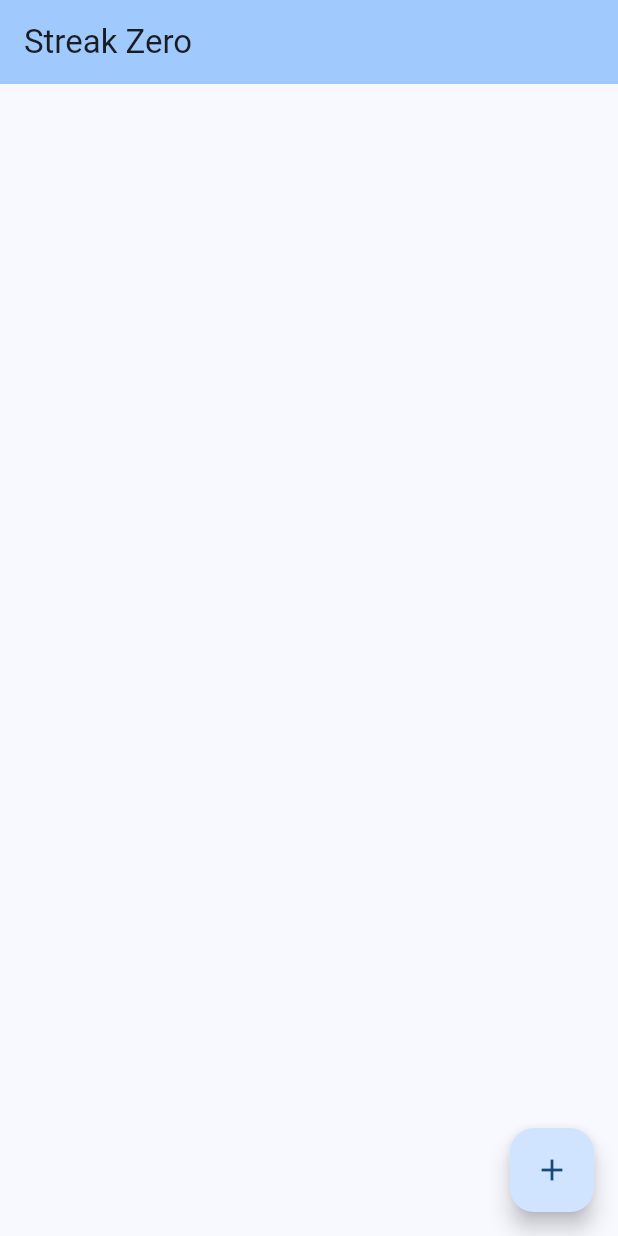
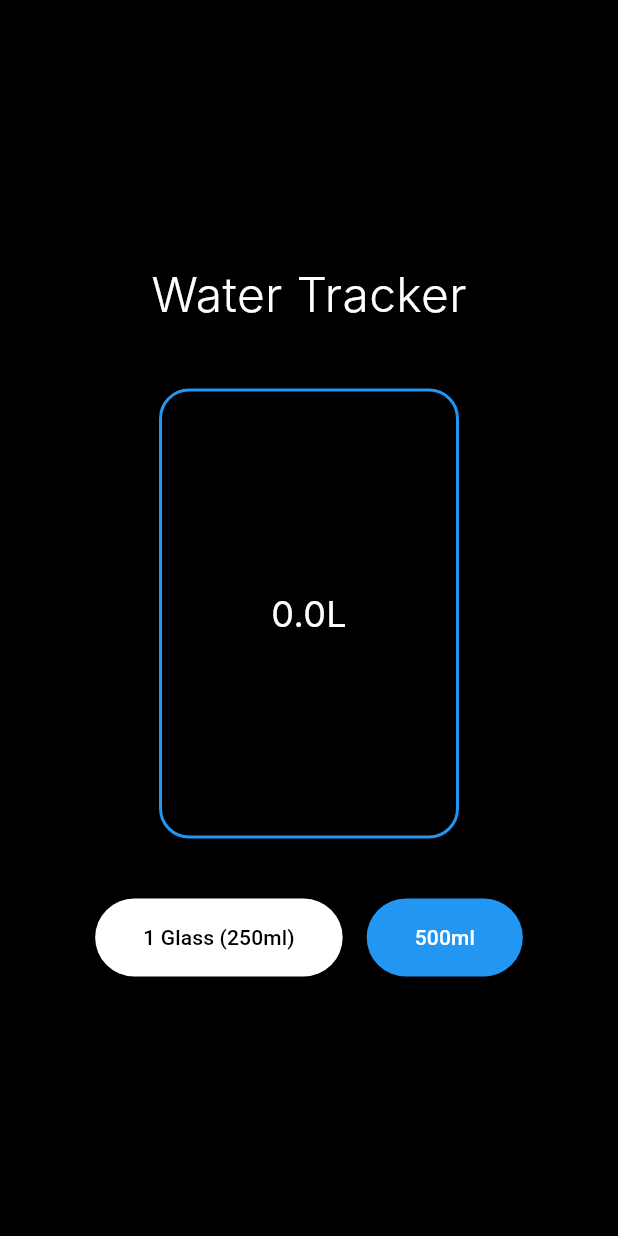
Before and after one commit to AyushZero/StreakZero, a Flutter app: the screen it shows after launch, on a phone screen of 412 x 824 dp. Run offline on Flutter 3.47's test engine with Material 3 defaults, Android fonts, the phone set to English and light mode, and no system bars; our stand-ins replace shared_preferences; Roboto replaces fonts that are missing (Inter).

Commit message:
Remodel 1.

```diff
--- a/lib/main.dart
+++ b/lib/main.dart
@@ -1,90 +1,8 @@
 import 'package:flutter/material.dart';
-import 'package:provider/provider.dart';
 import 'package:shared_preferences/shared_preferences.dart';
 
 void main() {
-  runApp(
-    ChangeNotifierProvider(
-      create: (_) => StreakProvider(),
-      child: const MyApp(),
-    ),
-  );
-}
-
-class StreakProvider extends ChangeNotifier {
-  final List<Streak> _streaks = [];
-  late SharedPreferences _prefs;
-
-  List<Streak> get streaks => _streaks;
-
-  Future<void> init() async {
-    _prefs = await SharedPreferences.getInstance();
-    _loadStreaks();
-  }
-
-  void _loadStreaks() {
-    final streakData = _prefs.getStringList('streaks') ?? [];
-    _streaks.clear();
-    for (final data in streakData) {
-      _streaks.add(Streak.fromJson(data));
-    }
-    notifyListeners();
-  }
-
-  void addStreak(String name, double target) {
-    _streaks.add(Streak(name: name, target: target));
-    _saveStreaks();
-    notifyListeners();
-  }
-
-  void updateProgress(int index, double progress) {
-    if (index >= 0 && index < _streaks.length) {
-      _streaks[index].updateProgress(progress);
-      _saveStreaks();
-      notifyListeners();
-    }
-  }
-
-  void _saveStreaks() {
-    final streakData = _streaks.map((s) => s.toJson()).toList();
-    _prefs.setStringList('streaks', streakData);
-  }
-}
-
-class Streak {
-  final String name;
-  final double target;
-  double currentProgress;
-  final List<bool> monthlyStreak;
-
-  Streak({
-    required this.name,
-    required this.target,
-    this.currentProgress = 0,
-    List<bool>? monthlyStreak,
-  }) : monthlyStreak = monthlyStreak ?? List.filled(31, false);
-
-  void updateProgress(double progress) {
-    currentProgress = progress;
-    final today = DateTime.now().day - 1;
-    if (today >= 0 && today < 31) {
-      monthlyStreak[today] = progress >= target;
-    }
-  }
-
-  String toJson() {
-    return '$name|$target|$currentProgress|${monthlyStreak.join(',')}';
-  }
-
-  factory Streak.fromJson(String json) {
-    final parts = json.split('|');
-    return Streak(
-      name: parts[0],
-      target: double.parse(parts[1]),
-      currentProgress: double.parse(parts[2]),
-      monthlyStreak: parts[3].split(',').map((e) => e == 'true').toList(),
-    );
-  }
+  runApp(const MyApp());
 }
 
 class MyApp extends StatelessWidget {
@@ -93,9 +11,14 @@ class MyApp extends StatelessWidget {
   @override
   Widget build(BuildContext context) {
     return MaterialApp(
-      title: 'Streak Zero',
+      title: 'Water Tracker',
       theme: ThemeData(
-        colorScheme: ColorScheme.fromSeed(seedColor: Colors.blue),
+        scaffoldBackgroundColor: Colors.black,
+        textTheme: const TextTheme(
+          bodyLarge: TextStyle(color: Colors.white, fontFamily: 'Inter'),
+          bodyMedium: TextStyle(color: Colors.white, fontFamily: 'Inter'),
+          titleLarge: TextStyle(color: Colors.white, fontFamily: 'Inter'),
+        ),
         useMaterial3: true,
       ),
       home: const HomePage(),
@@ -111,174 +34,122 @@ class HomePage extends StatefulWidget {
 }
 
 class _HomePageState extends State<HomePage> {
+  double _currentWater = 0;
+  static const double _dailyGoal = 3000; // 3L in ml
+  late SharedPreferences _prefs;
+
   @override
   void initState() {
     super.initState();
-    Provider.of<StreakProvider>(context, listen: false).init();
+    _loadWaterData();
+  }
+
+  Future<void> _loadWaterData() async {
+    _prefs = await SharedPreferences.getInstance();
+    setState(() {
+      _currentWater = _prefs.getDouble('water') ?? 0;
+    });
+  }
+
+  Future<void> _addWater(double amount) async {
+    setState(() {
+      _currentWater = (_currentWater + amount).clamp(0, _dailyGoal);
+    });
+    await _prefs.setDouble('water', _currentWater);
   }
 
   @override
   Widget build(BuildContext context) {
     return Scaffold(
-      appBar: AppBar(
-        title: const Text('Streak Zero'),
-        backgroundColor: Theme.of(context).colorScheme.inversePrimary,
+      body: SafeArea(
+        child: Padding(
+          padding: const EdgeInsets.all(24.0),
+          child: Column(
+            mainAxisAlignment: MainAxisAlignment.center,
+            children: [
+              const Text(
+                'Water Tracker',
+                style: TextStyle(
+                  fontSize: 32,
+                  fontWeight: FontWeight.w300,
                 ),
-      body: Consumer<StreakProvider>(
-        builder: (context, provider, child) {
-          return ListView.builder(
-            padding: const EdgeInsets.all(16),
-            itemCount: provider.streaks.length,
-            itemBuilder: (context, index) {
-              final streak = provider.streaks[index];
-              return StreakCard(streak: streak, index: index);
-            },
-          );
-        },
               ),
-      floatingActionButton: FloatingActionButton(
-        onPressed: () => _showAddStreakDialog(context),
-        child: const Icon(Icons.add),
+              const SizedBox(height: 40),
+              // Water cup visualization
+              Container(
+                width: 200,
+                height: 300,
+                decoration: BoxDecoration(
+                  border: Border.all(color: Colors.blue, width: 2),
+                  borderRadius: BorderRadius.circular(20),
                 ),
-    );
-  }
-
-  void _showAddStreakDialog(BuildContext context) {
-    final nameController = TextEditingController();
-    final targetController = TextEditingController();
-
-    showDialog(
-      context: context,
-      builder: (context) => AlertDialog(
-        title: const Text('Add New Streak'),
-        content: Column(
-          mainAxisSize: MainAxisSize.min,
+                child: Stack(
                   children: [
-            TextField(
-              controller: nameController,
-              decoration: const InputDecoration(labelText: 'Name'),
+                    // Water level
+                    Positioned(
+                      bottom: 0,
+                      left: 0,
+                      right: 0,
+                      child: Container(
+                        height: 300 * (_currentWater / _dailyGoal),
+                        decoration: BoxDecoration(
+                          color: Colors.blue.withOpacity(0.5),
+                          borderRadius: const BorderRadius.only(
+                            bottomLeft: Radius.circular(18),
+                            bottomRight: Radius.circular(18),
                           ),
-            TextField(
-              controller: targetController,
-              decoration: const InputDecoration(labelText: 'Daily Target'),
-              keyboardType: TextInputType.number,
+                        ),
+                      ),
+                    ),
+                    // Water level text
+                    Center(
+                      child: Text(
+                        '${(_currentWater / 1000).toStringAsFixed(1)}L',
+                        style: const TextStyle(
+                          fontSize: 24,
+                          color: Colors.white,
+                        ),
+                      ),
                     ),
                   ],
                 ),
-        actions: [
-          TextButton(
-            onPressed: () => Navigator.pop(context),
-            child: const Text('Cancel'),
               ),
-          TextButton(
-            onPressed: () {
-              if (nameController.text.isNotEmpty && targetController.text.isNotEmpty) {
-                Provider.of<StreakProvider>(context, listen: false).addStreak(
-                  nameController.text,
-                  double.parse(targetController.text),
-                );
-                Navigator.pop(context);
-              }
-            },
-            child: const Text('Add'),
+              const SizedBox(height: 40),
+              // Water intake buttons
+              Row(
+                mainAxisAlignment: MainAxisAlignment.center,
+                children: [
+                  ElevatedButton(
+                    onPressed: () => _addWater(250),
+                    style: ElevatedButton.styleFrom(
+                      backgroundColor: Colors.white,
+                      foregroundColor: Colors.black,
+                      padding: const EdgeInsets.symmetric(
+                        horizontal: 32,
+                        vertical: 16,
                       ),
-        ],
                     ),
-    );
-  }
-}
-
-class StreakCard extends StatelessWidget {
-  final Streak streak;
-  final int index;
-
-  const StreakCard({
-    super.key,
-    required this.streak,
-    required this.index,
-  });
-
-  @override
-  Widget build(BuildContext context) {
-    return Card(
-      margin: const EdgeInsets.only(bottom: 16),
-      child: Padding(
-        padding: const EdgeInsets.all(16),
-        child: Column(
-          crossAxisAlignment: CrossAxisAlignment.start,
-          children: [
-            Text(
-              streak.name,
-              style: Theme.of(context).textTheme.titleLarge,
+                    child: const Text('1 Glass (250ml)'),
                   ),
-            const SizedBox(height: 8),
-            LinearProgressIndicator(
-              value: streak.currentProgress / streak.target,
-              minHeight: 8,
+                  const SizedBox(width: 16),
+                  ElevatedButton(
+                    onPressed: () => _addWater(500),
+                    style: ElevatedButton.styleFrom(
+                      backgroundColor: Colors.blue,
+                      foregroundColor: Colors.white,
+                      padding: const EdgeInsets.symmetric(
+                        horizontal: 32,
+                        vertical: 16,
                       ),
-            const SizedBox(height: 8),
-            Text(
-              '${streak.currentProgress.toStringAsFixed(1)} / ${streak.target}',
-              style: Theme.of(context).textTheme.bodyMedium,
                     ),
-            const SizedBox(height: 16),
-            Row(
-              mainAxisAlignment: MainAxisAlignment.spaceBetween,
-              children: List.generate(31, (i) {
-                return Container(
-                  width: 8,
-                  height: 8,
-                  decoration: BoxDecoration(
-                    color: streak.monthlyStreak[i]
-                        ? Theme.of(context).colorScheme.primary
-                        : Theme.of(context).colorScheme.surfaceContainerHighest,
-                    borderRadius: BorderRadius.circular(4),
-                  ),
-                );
-              }),
-            ),
-            const SizedBox(height: 16),
-            Row(
-              mainAxisAlignment: MainAxisAlignment.end,
-              children: [
-                IconButton(
-                  onPressed: () {
-                    final controller = TextEditingController();
-                    showDialog(
-                      context: context,
-                      builder: (context) => AlertDialog(
-                        title: const Text('Update Progress'),
-                        content: TextField(
-                          controller: controller,
-                          decoration: const InputDecoration(labelText: 'Progress'),
-                          keyboardType: TextInputType.number,
-                        ),
-                        actions: [
-                          TextButton(
-                            onPressed: () => Navigator.pop(context),
-                            child: const Text('Cancel'),
-                          ),
-                          TextButton(
-                            onPressed: () {
-                              if (controller.text.isNotEmpty) {
-                                Provider.of<StreakProvider>(context, listen: false)
-                                    .updateProgress(index, double.parse(controller.text));
-                                Navigator.pop(context);
-                              }
-                            },
-                            child: const Text('Update'),
-                          ),
-                        ],
-                      ),
-                    );
-                  },
-                  icon: const Icon(Icons.edit),
+                    child: const Text('500ml'),
                   ),
                 ],
               ),
             ],
           ),
         ),
+      ),
     );
   }
 }
```
Lines whose indentation alone changed are shown as unchanged.
